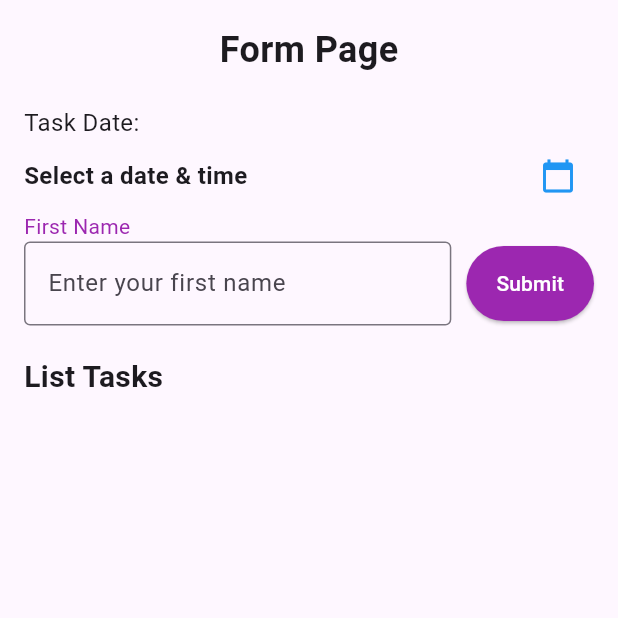
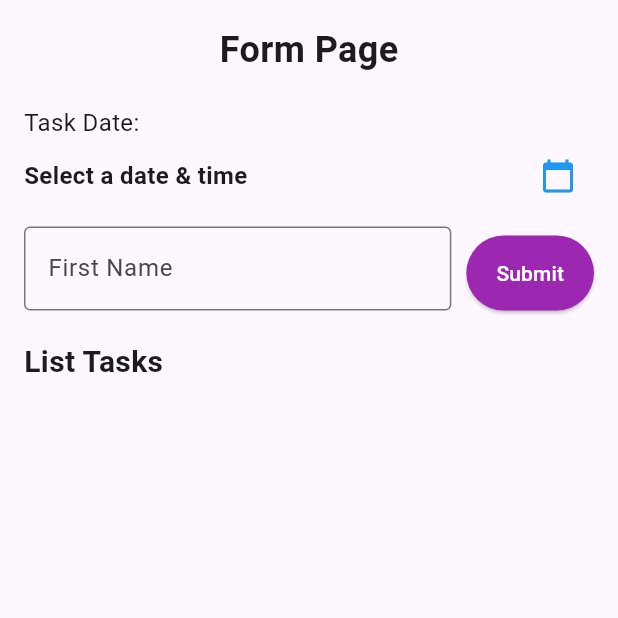
Before and after one commit to DaffaPutra7/TodoApp_0133, a Flutter app: the screen it shows after launch, on a phone screen of 412 x 824 dp, the top half of it. Run offline on Flutter 3.47's test engine with Material 3 defaults, Android fonts, the phone set to English and light mode, and no system bars.

Commit message:
Menambah label text untuk text First Name

```diff
--- a/lib/form_page.dart
+++ b/lib/form_page.dart
@@ -125,21 +125,20 @@ class _FormPageState extends State<FormPage> {
                     style: const TextStyle(color: Colors.red, fontSize: 12),
                   ),
                 ),
+              const SizedBox(height: 10),
               Form(
                 key: _key,
                 child: Column(
                   crossAxisAlignment: CrossAxisAlignment.start,
                   children: [
-                    const Text(
-                      "First Name",
-                      style: TextStyle(color: Colors.purple, fontSize: 14),
-                    ),
                     Row(
+                      crossAxisAlignment: CrossAxisAlignment.end,
                       children: [
                         Expanded(
                           child: TextFormField(
                             controller: _formController,
-                            decoration: InputDecoration(
+                            decoration: const InputDecoration(
+                              labelText: "First Name",
                               hintText: "Enter your first name",
                               border: OutlineInputBorder(
                                 borderSide: BorderSide(color: Colors.purple),
```
